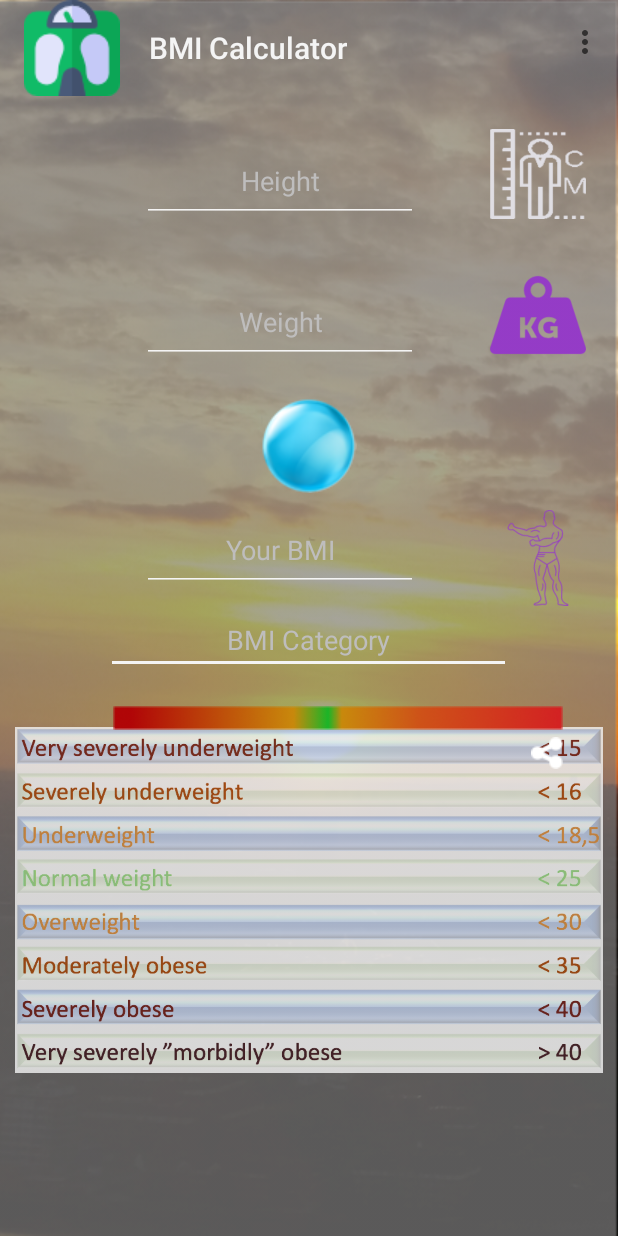
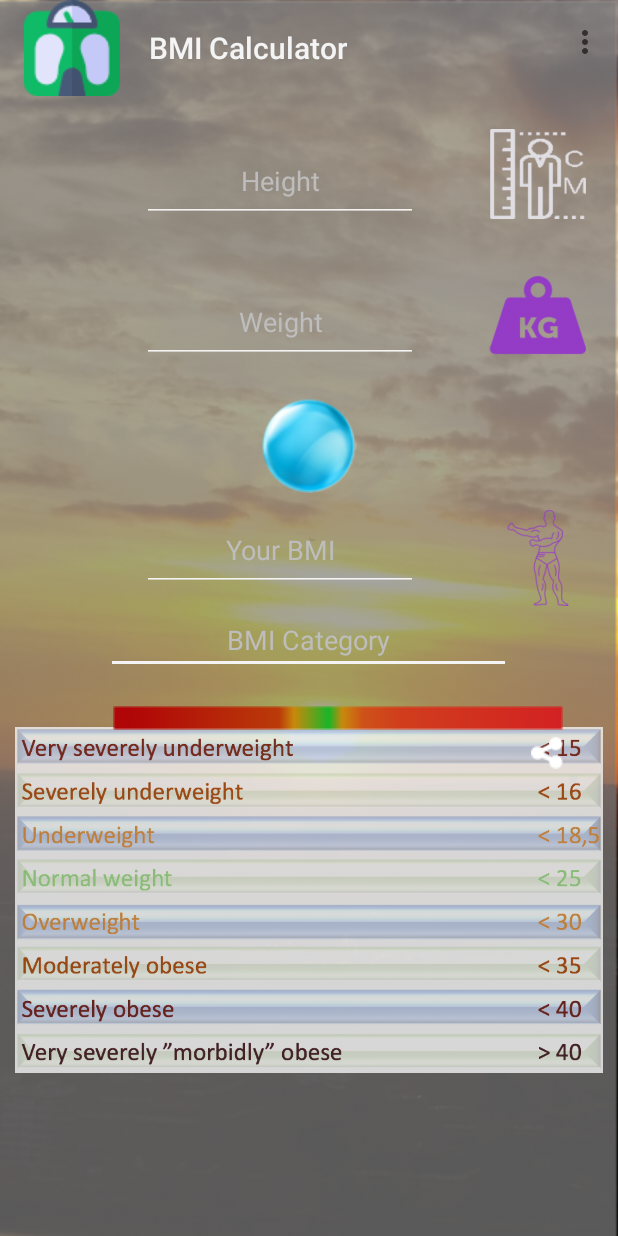
Before and after one commit to Dawid87/BMI-Calculator, an Android app: the screen it shows after launch (MainActivity), on a phone screen of 412 x 824 dp. Run offline under Robolectric (Android 15) with nearby library versions, the phone set to English and light mode, and no system bars; our stand-ins replace AdMob; libraries missing offline, so code that uses them is left out: com.anjlab.android; 1 statement that could not run was skipped.

Commit message:
Adjust progress bar background

```diff
--- a/app/src/main/res/layout/activity_main.xml
+++ b/app/src/main/res/layout/activity_main.xml
@@ -195,7 +195,7 @@
                     android:layout_alignRight="@+id/share"
                     android:layout_below="@+id/bmiCat"
                     android:layout_marginTop="21dp"
-                    android:background="@drawable/line"
+                    android:background="@drawable/line1"
                     android:progressDrawable="@drawable/custom_progressbar"/>
 
 
```
Also changed, not shown: app/src/main/res/drawable-mdpi/line1.png (added).
